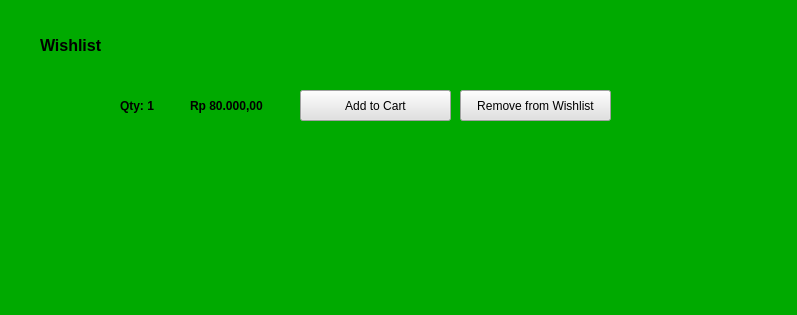
First picture: the form in wishlist.ui, repository bharata101/bosbuy, before the edit.
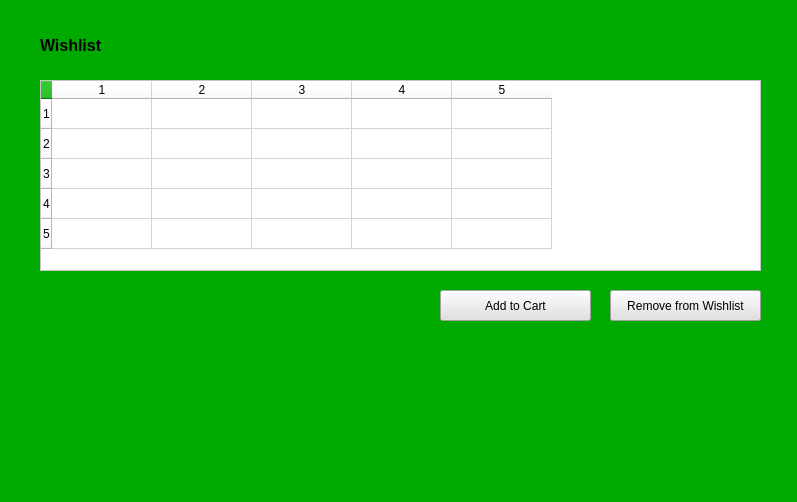
Second picture: the form after the edit. Icons and pictures are not drawn.

Commit message: Commit #3: Added see wishlist and see cart

```diff
--- a/wishlist.ui
+++ b/wishlist.ui
@@ -7,7 +7,7 @@
     <x>0</x>
     <y>0</y>
     <width>797</width>
-    <height>315</height>
+    <height>502</height>
    </rect>
   </property>
   <property name="windowTitle">
@@ -22,68 +22,14 @@
      <x>0</x>
      <y>0</y>
      <width>801</width>
-     <height>311</height>
+     <height>491</height>
     </rect>
    </property>
-   <widget class="QLabel" name="wishlistPhoto">
-    <property name="geometry">
-     <rect>
-      <x>40</x>
-      <y>80</y>
-      <width>61</width>
-      <height>61</height>
-     </rect>
-    </property>
-    <property name="text">
-     <string/>
-    </property>
-    <property name="pixmap">
-     <pixmap>../../Pictures/HMIF.png</pixmap>
-    </property>
-    <property name="scaledContents">
-     <bool>true</bool>
-    </property>
-   </widget>
-   <widget class="QPushButton" name="removeFromWishlist">
-    <property name="geometry">
-     <rect>
-      <x>460</x>
-      <y>90</y>
-      <width>151</width>
-      <height>31</height>
-     </rect>
-    </property>
-    <property name="styleSheet">
-     <string notr="true">background-color: rgb(225, 225, 225);</string>
-    </property>
-    <property name="text">
-     <string>Remove from Wishlist</string>
-    </property>
-   </widget>
-   <widget class="QLabel" name="wishlistPrice">
-    <property name="geometry">
-     <rect>
-      <x>190</x>
-      <y>80</y>
-      <width>91</width>
-      <height>51</height>
-     </rect>
-    </property>
-    <property name="font">
-     <font>
-      <weight>75</weight>
-      <bold>true</bold>
-     </font>
-    </property>
-    <property name="text">
-     <string>Rp 80.000,00</string>
-    </property>
-   </widget>
    <widget class="QPushButton" name="addToCart">
     <property name="geometry">
      <rect>
-      <x>300</x>
-      <y>90</y>
+      <x>440</x>
+      <y>290</y>
       <width>151</width>
       <height>31</height>
      </rect>
@@ -95,25 +41,51 @@
      <string>Add to Cart</string>
     </property>
    </widget>
-   <widget class="QLabel" name="qtyWishlist">
+   <widget class="QPushButton" name="removeFromWishlist">
     <property name="geometry">
      <rect>
-      <x>120</x>
-      <y>80</y>
-      <width>61</width>
-      <height>51</height>
+      <x>610</x>
+      <y>290</y>
+      <width>151</width>
+      <height>31</height>
      </rect>
     </property>
-    <property name="font">
-     <font>
-      <weight>75</weight>
-      <bold>true</bold>
-     </font>
+    <property name="styleSheet">
+     <string notr="true">background-color: rgb(225, 225, 225);</string>
     </property>
     <property name="text">
-     <string>Qty: 1</string>
+     <string>Remove from Wishlist</string>
     </property>
    </widget>
+   <widget class="QTableWidget" name="tabelWishlist">
+    <property name="geometry">
+     <rect>
+      <x>40</x>
+      <y>80</y>
+      <width>721</width>
+      <height>191</height>
+     </rect>
+    </property>
+    <property name="styleSheet">
+     <string notr="true">background-color: rgb(255, 255, 255);</string>
+    </property>
+    <property name="rowCount">
+     <number>5</number>
+    </property>
+    <property name="columnCount">
+     <number>5</number>
+    </property>
+    <row/>
+    <row/>
+    <row/>
+    <row/>
+    <row/>
+    <column/>
+    <column/>
+    <column/>
+    <column/>
+    <column/>
+   </widget>
   </widget>
   <widget class="QLabel" name="label_7">
    <property name="geometry">
```
The commit also changes 2 other files.
